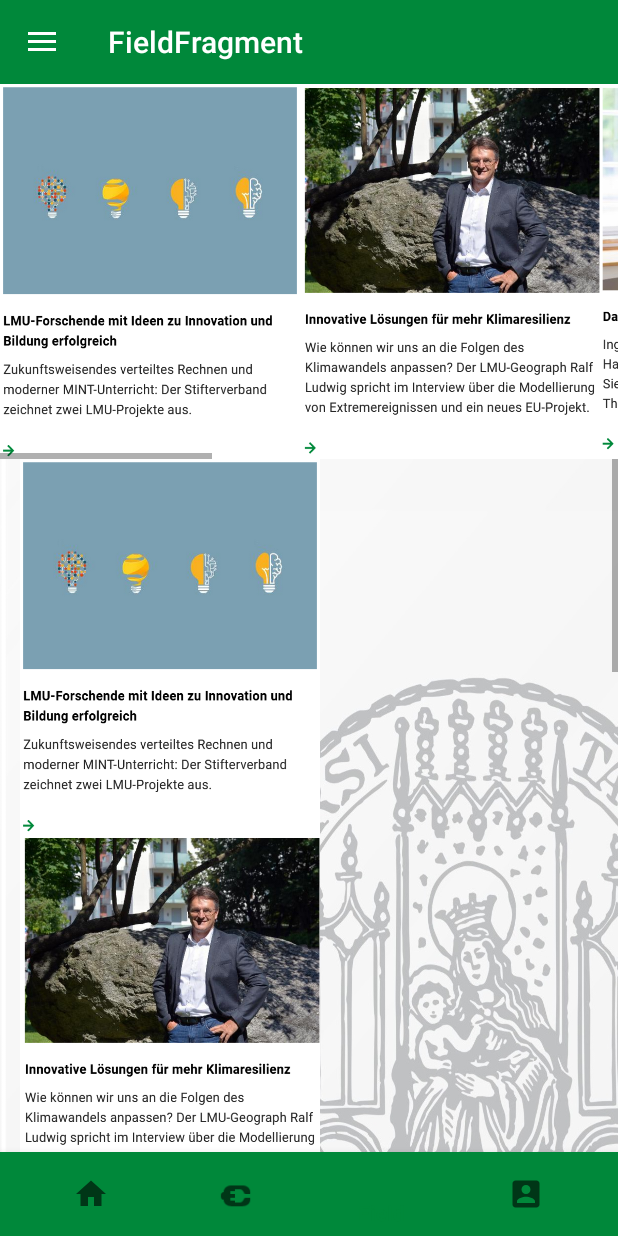
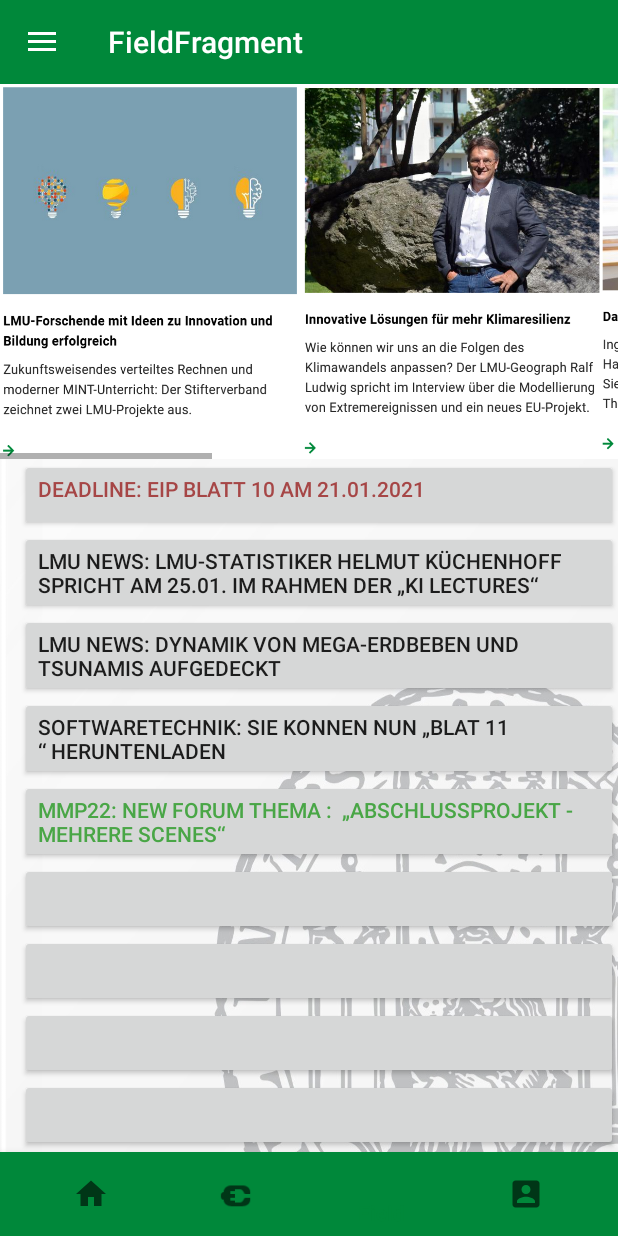
Before and after one commit to abistritchi/lmuapplast, an Android app: the screen it shows after launch (MainActivity), item 3 of the bottom bar chosen, on a phone screen of 412 x 824 dp. Run offline under Robolectric (Android 15) with nearby library versions, the phone set to English and light mode, and no system bars; our stand-ins replace navigation-ui; libraries missing offline, so code that uses them is left out: com.codinginflow; 1 statement that could not run was skipped.

Commit message:
mensa adress + new home screen

```diff
--- a/app/src/main/java/com/codinginflow/LMUapp/BibliothekAlgemain.java
+++ b/app/src/main/java/com/codinginflow/LMUapp/BibliothekAlgemain.java
@@ -4,6 +4,7 @@ import android.content.Intent;
 import android.os.Bundle;
 import android.view.View;
 import android.widget.AdapterView;
+import android.widget.Button;
 import android.widget.ImageButton;
 import android.widget.ListView;
 
@@ -103,7 +104,7 @@ public class BibliothekAlgemain extends AppCompatActivity implements OnMapReadyC
         });
 
         //Get a place at the bibliothek
-        final ImageButton registration = findViewById(R.id.bibliothek_platz_regiestrierung2);
+        final Button registration = findViewById(R.id.bibliothek_platz_regiestrierung2);
         registration.setOnClickListener(new View.OnClickListener() {
             @Override
             public void onClick(View view) {
@@ -115,7 +116,7 @@ public class BibliothekAlgemain extends AppCompatActivity implements OnMapReadyC
         });
 
 
-        final ImageButton opac = findViewById(R.id.opac_bibliothek);
+        final Button opac = findViewById(R.id.opac_bibliothek);
         opac.setOnClickListener(new View.OnClickListener() {
             @Override
             public void onClick(View view) {
--- a/app/src/main/java/com/codinginflow/LMUapp/MensaAlgemain.java
+++ b/app/src/main/java/com/codinginflow/LMUapp/MensaAlgemain.java
@@ -59,7 +59,7 @@ public class MensaAlgemain extends AppCompatActivity implements OnMapReadyCallba
                 "\n" +
                 "Fr               11.00 - 14.00\n" +
                 "\n" +
-                "Bezahlart: Legic-Karte", "https://www.studentenwerk-muenchen.de/mensa/speiseplan/speiseplan_411_-de.html#heute", "adresse 1");
+                "Bezahlart: Legic-Karte", "https://www.studentenwerk-muenchen.de/mensa/speiseplan/speiseplan_411_-de.html#heute", "");
         shapeList1.add(mensaLeopoldstrasse);
 
         Shape1 mensaArcisstrasse = new Shape1("8","Mensa Arcisstraße", "Öffnungszeiten\n" +
@@ -71,7 +71,7 @@ public class MensaAlgemain extends AppCompatActivity implements OnMapReadyCallba
                 "Fr                11.00 - 13:30", "https://www.studentenwerk-muenchen.de/mensa/speiseplan/speiseplan_421_-de.html#heute", "Arcisstr. 12, 80333 München");
         shapeList1.add(mensaArcisstrasse);
 
-        Shape1 mensaArcisstrasseBistro = new Shape1("9","StuBistroMensa Arcisstraße", "9.00-16.00", "", "adresse 1");
+        Shape1 mensaArcisstrasseBistro = new Shape1("9","StuBistroMensa Arcisstraße", "9.00-16.00", "", "");
         shapeList1.add(mensaArcisstrasseBistro);
 
         Shape1 mensaGarching = new Shape1("10","Mensa Garching", "11.00 - 14.00", "https://www.studentenwerk-muenchen.de/mensa/speiseplan/speiseplan_422_-de.html#heute", "Boltzmannstraße 19, 85748 Garching");
--- a/app/src/main/java/com/codinginflow/LMUapp/ShapeAdapter.java
+++ b/app/src/main/java/com/codinginflow/LMUapp/ShapeAdapter.java
@@ -35,6 +35,7 @@ public class ShapeAdapter extends ArrayAdapter<Shape>
         iv.setImageResource(shape.getImage());
 
 
+
         return convertView;
     }
 }
--- a/app/src/main/java/com/codinginflow/LMUapp/ShapeAdapter1.java
+++ b/app/src/main/java/com/codinginflow/LMUapp/ShapeAdapter1.java
@@ -29,9 +29,11 @@ public class ShapeAdapter1 extends ArrayAdapter<Shape1>
         }
         TextView tv = (TextView) convertView.findViewById(R.id.shape1Name);
         TextView iv = (TextView) convertView.findViewById(R.id.shape1Image);
+        TextView adresse = (TextView) convertView.findViewById(R.id.shape1adresse);
 
         tv.setText(shape1.getName1());
         iv.setText(shape1.getZeit());
+        adresse.setText(shape1.getAdresse());
 
 
         return convertView;
--- a/app/src/main/res/layout/fragment_field.xml
+++ b/app/src/main/res/layout/fragment_field.xml
@@ -64,41 +64,61 @@
             android:layout_marginLeft="13dp"
             android:orientation="vertical" >
 
-            <ImageButton
-                android:id="@+id/button_news11"
-                android:layout_width="200dp"
-                android:layout_height="250dp"
-                android:background="@drawable/news1"/>
 
-            <ImageButton
-                android:id="@+id/button_news21"
-                android:layout_width="200dp"
-                android:layout_height="250dp"
-                android:background="@drawable/news2"/>
+            <Button
+                android:id="@+id/button_field_button_1"
+                android:layout_width="match_parent"
+                android:layout_height="wrap_content"
+                android:gravity="left"
+                android:textColor="#A64646"
+                android:text="Deadline: EIP Blatt 10 am 21.01.2021"/>
+            <Button
+                android:id="@+id/button_field_button_2"
+                android:layout_width="match_parent"
+                android:layout_height="wrap_content"
+                android:gravity="left"
+                android:text="LMU News: LMU-Statistiker Helmut Küchenhoff spricht am 25.01. im Rahmen der „KI Lectures“"/>
+            <Button
+                android:id="@+id/button_field_button_3"
+                android:layout_width="match_parent"
+                android:layout_height="wrap_content"
+                android:gravity="left"
+                android:text="LMU News: Dynamik von Mega-Erdbeben und Tsunamis aufgedeckt"/>
+            <Button
+                android:id="@+id/button_field_button_4"
+                android:layout_width="match_parent"
+                android:layout_height="wrap_content"
+                android:gravity="left"
+                android:text="Softwaretechnik: Sie konnen nun „Blat 11 “ heruntenladen"/>
+            <Button
+                android:id="@+id/button_field_button_5"
+                android:layout_width="match_parent"
+                android:layout_height="wrap_content"
+                android:gravity="left"
+                android:textColor="#49A646"
+                android:text="MMP22: new Forum Thema : 	„Abschlussprojekt - mehrere Scenes“"/>
+            />
+            <Button
+                android:id="@+id/button_field_button_6"
+                android:layout_width="match_parent"
+                android:layout_height="wrap_content"
+                android:gravity="left"/>
+            <Button
+                android:id="@+id/button_field_button_7"
+                android:layout_width="match_parent"
+                android:layout_height="wrap_content"
+                android:gravity="left"/>
+            <Button
+                android:id="@+id/button_field_button_8"
+                android:layout_width="match_parent"
+                android:layout_height="wrap_content"
+                android:gravity="left"/>
+            <Button
+                android:id="@+id/button_field_button_9"
+                android:layout_width="match_parent"
+                android:layout_height="wrap_content"
+                android:gravity="left"/>
 
-            <ImageButton
-                android:id="@+id/button_news31"
-                android:layout_width="200dp"
-                android:layout_height="250dp"
-                android:background="@drawable/news3"/>
-
-            <ImageButton
-                android:id="@+id/button_news41"
-                android:layout_width="200dp"
-                android:layout_height="250dp"
-                android:background="@drawable/news1"/>
-
-            <ImageButton
-                android:id="@+id/button_news51"
-                android:layout_width="200dp"
-                android:layout_height="250dp"
-                android:background="@drawable/news2"/>
-
-            <ImageButton
-                android:id="@+id/button_news61"
-                android:layout_width="200dp"
-                android:layout_height="250dp"
-                android:background="@drawable/news3"/>
         </LinearLayout>
     </ScrollView>
 
--- a/app/src/main/res/layout/mensa_cell.xml
+++ b/app/src/main/res/layout/mensa_cell.xml
@@ -15,7 +15,7 @@
         android:textSize="20dp" />
 
     <TextView
-        android:id="@+id/mensa_adresse"
+        android:id="@+id/adresse"
         android:layout_width="166dp"
         android:layout_height="30dp"
         android:layout_marginLeft="20dp"
```
Also changed, not shown: app/src/main/java/com/codinginflow/LMUapp/Mensa.kt (+0 -41 lines), app/src/main/java/com/codinginflow/LMUapp/Shape1.java (+6 -10 lines), app/src/main/java/com/codinginflow/LMUapp/mensa_cell.java (+5 -5 lines), app/src/main/java/com/codinginflow/LMUapp/mensa_detail.java (+6 -6 lines), app/src/main/res/layout/biblothek_algemain.xml (+5 -5 lines), app/src/main/res/layout/fragment_account.xml (+15 -0 lines), app/src/main/res/layout/fragment_home.xml (+4 -43 lines), app/src/main/res/layout/shape1_cell.xml (+13 -4 lines), app/src/main/res/drawable/weather.jpeg (added).
